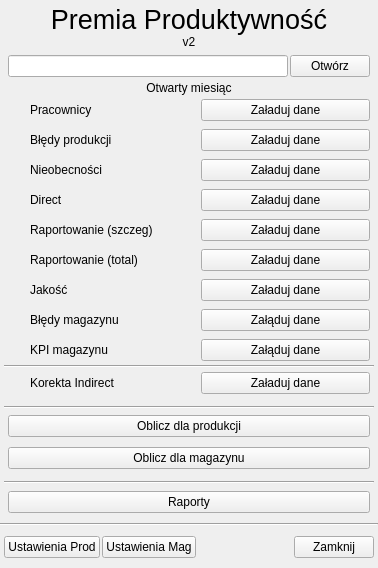
This is Forms/main.ui in kolomir/place_v2 as Qt 5 draws it before an edit. The edited form follows.
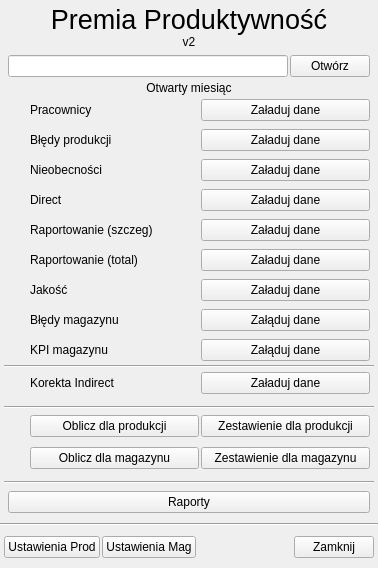
This is the edited form. Icons and pictures are not drawn.

```diff
--- a/Forms/main.ui
+++ b/Forms/main.ui
@@ -818,7 +818,7 @@
        </item>
        <item>
         <widget class="QWidget" name="widget_7" native="true">
-         <layout class="QVBoxLayout" name="verticalLayout_5">
+         <layout class="QHBoxLayout" name="horizontalLayout_13">
           <property name="spacing">
            <number>2</number>
           </property>
@@ -834,6 +834,31 @@
           <property name="bottomMargin">
            <number>4</number>
           </property>
+          <item>
+           <widget class="QLabel" name="lab_dot_oblicz_prod">
+            <property name="minimumSize">
+             <size>
+              <width>20</width>
+              <height>20</height>
+             </size>
+            </property>
+            <property name="maximumSize">
+             <size>
+              <width>20</width>
+              <height>20</height>
+             </size>
+            </property>
+            <property name="text">
+             <string/>
+            </property>
+            <property name="pixmap">
+             <pixmap resource="../icon.qrc">:/icon/img/svg_icons/dot_red.svg</pixmap>
+            </property>
+            <property name="scaledContents">
+             <bool>true</bool>
+            </property>
+           </widget>
+          </item>
           <item>
            <widget class="QPushButton" name="btn_oblicz">
             <property name="text">
@@ -841,12 +866,19 @@
             </property>
            </widget>
           </item>
+          <item>
+           <widget class="QPushButton" name="btn_zestaw_prod">
+            <property name="text">
+             <string>Zestawienie dla produkcji</string>
+            </property>
+           </widget>
+          </item>
          </layout>
         </widget>
        </item>
        <item>
         <widget class="QWidget" name="widget_9" native="true">
-         <layout class="QVBoxLayout" name="verticalLayout">
+         <layout class="QHBoxLayout" name="horizontalLayout_14">
           <property name="spacing">
            <number>2</number>
           </property>
@@ -862,6 +894,31 @@
           <property name="bottomMargin">
            <number>4</number>
           </property>
+          <item>
+           <widget class="QLabel" name="lab_dot_oblicz_mag">
+            <property name="minimumSize">
+             <size>
+              <width>20</width>
+              <height>20</height>
+             </size>
+            </property>
+            <property name="maximumSize">
+             <size>
+              <width>20</width>
+              <height>20</height>
+             </size>
+            </property>
+            <property name="text">
+             <string/>
+            </property>
+            <property name="pixmap">
+             <pixmap resource="../icon.qrc">:/icon/img/svg_icons/dot_red.svg</pixmap>
+            </property>
+            <property name="scaledContents">
+             <bool>true</bool>
+            </property>
+           </widget>
+          </item>
           <item>
            <widget class="QPushButton" name="btn_oblicz_magazyn">
             <property name="text">
@@ -869,6 +926,13 @@
             </property>
            </widget>
           </item>
+          <item>
+           <widget class="QPushButton" name="btn_zestaw_magazyn">
+            <property name="text">
+             <string>Zestawienie dla magazynu</string>
+            </property>
+           </widget>
+          </item>
          </layout>
         </widget>
        </item>
```
